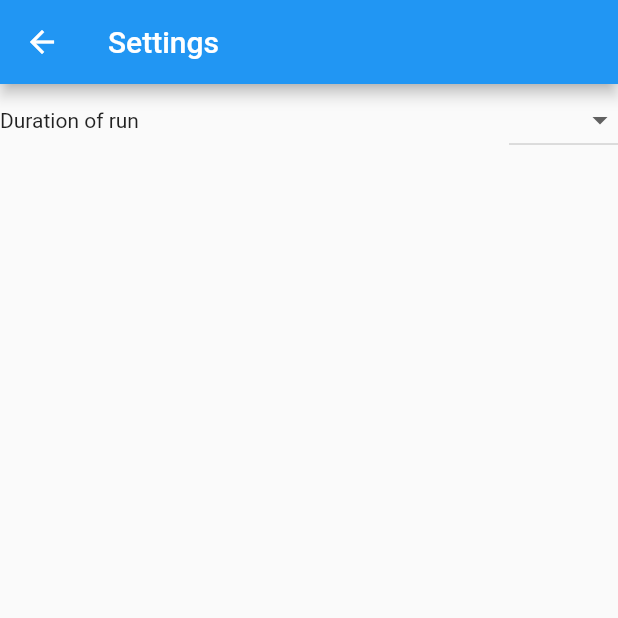
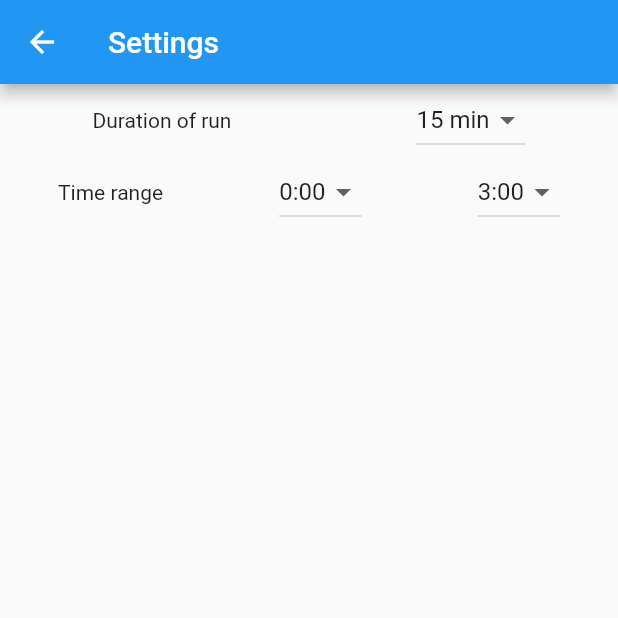
Before and after one commit to OlgaSe/Runtime, a Flutter app: the SettingsScreen screen opened directly, on a phone screen of 412 x 824 dp, the top half of it. Run offline on Flutter 3.47's test engine with Material 2 defaults, Android fonts, the light colour scheme and no system bars; our stand-ins replace geolocator; network calls fail.

Commit message:
Settings screen: added time range dropdown buttons

```diff
--- a/lib/screens/homepage.dart
+++ b/lib/screens/homepage.dart
@@ -162,39 +162,7 @@ class _HomePageState extends State<HomePage> {
           // mainAxisAlignment: MainAxisAlignment.center,
           children: <Widget>[
             Image.asset('images/background.png',),
-            getWeatherTable(context)
-        //     Column(
-        //       mainAxisAlignment: MainAxisAlignment.start,
-        //       children: <Widget>[
-        //         Row(
-        //           mainAxisAlignment: MainAxisAlignment.spaceBetween,
-        //           children: <Widget>[
-        //             Text(
-        //               'Time',
-        //             ),
-        //             Text(
-        //               'Weather icon',
-        //             ),
-        //             Text(
-        //               'Temperature',
-        //               // style: kTempTextStyle,
-        //             ),
-        //             Text(
-        //               'Main',
-        //             ),
-        //           ],
-        //         ),
-        //         Row(
-        //           mainAxisAlignment: MainAxisAlignment.spaceBetween,
-        //           children: <Widget>[
-        //             Text('Time'),
-        //             Text('Weather icon'),
-        //             Text('temperature°'),
-        //             Text('Main'),
-        //           ],
-        //         ),
-        //   ],
-        // ),
+            getWeatherTable(context),
       ]),
     ),
     );
--- a/lib/screens/settings.dart
+++ b/lib/screens/settings.dart
@@ -1,4 +1,5 @@
 import 'package:flutter/material.dart';
+import 'package:runtime/services/time_data.dart';
 
 class SettingsScreen extends StatefulWidget {
   @override
@@ -6,6 +7,23 @@ class SettingsScreen extends StatefulWidget {
 }
 
 class _SettingsScreenState extends State<SettingsScreen> {
+  String selectedDuration = '15 min';
+  String selectedRangeStart = '0:00';
+  String selectedRangeEnd = '3:00';
+
+  List<DropdownMenuItem> getDropDownItems() {
+    List<DropdownMenuItem<String>> dropdownItems = [];
+
+    for (String time in timeList) {
+      var newItem = DropdownMenuItem(
+        child: Text(time),
+        value: time,
+      );
+      dropdownItems.add(newItem);
+    }
+    return dropdownItems;
+  }
+
   @override
   Widget build(BuildContext context) {
     return Scaffold(
@@ -13,20 +31,47 @@ class _SettingsScreenState extends State<SettingsScreen> {
         title: Text('Settings'),
       ),
       body: Container(
-          child: Column(children: <Widget>[
+          child: Column(
+              children: <Widget>[
             Row(
-          mainAxisAlignment: MainAxisAlignment.spaceBetween,
+              mainAxisAlignment: MainAxisAlignment.spaceAround,
               children: <Widget>[
                 Text('Duration of run'),
                 DropdownButton<String>(
-                items: <String>['15 min', '30 min', '60 min'].map((String value) {
+                    value: selectedDuration,
+                    items: <String>['15 min', '30 min', '45 min', '60 min']
+                        .map((String value) {
                       return new DropdownMenuItem<String>(
                         value: value,
                         child: new Text(value),
                       );
                     }).toList(),
                     onChanged: (value) {
-              print(value);
+                      setState(() {
+                        selectedDuration = value;
+                      });
+                    }),
+              ],
+            ),
+                Row(
+                  mainAxisAlignment: MainAxisAlignment.spaceAround,
+                  children: <Widget>[
+                    Text('Time range'),
+                    DropdownButton<String>(
+                        value: selectedRangeStart,
+                        items: getDropDownItems(),
+                        onChanged: (value) {
+                          setState(() {
+                            selectedRangeStart = value;
+                          });
+                        }),
+                    DropdownButton<String>(
+                        value: selectedRangeEnd,
+                        items: getDropDownItems(),
+                        onChanged: (value) {
+                          setState(() {
+                            selectedRangeEnd = value;
+                          });
                         }),
               ],
             ),
```
Lines whose indentation alone changed are shown as unchanged.
